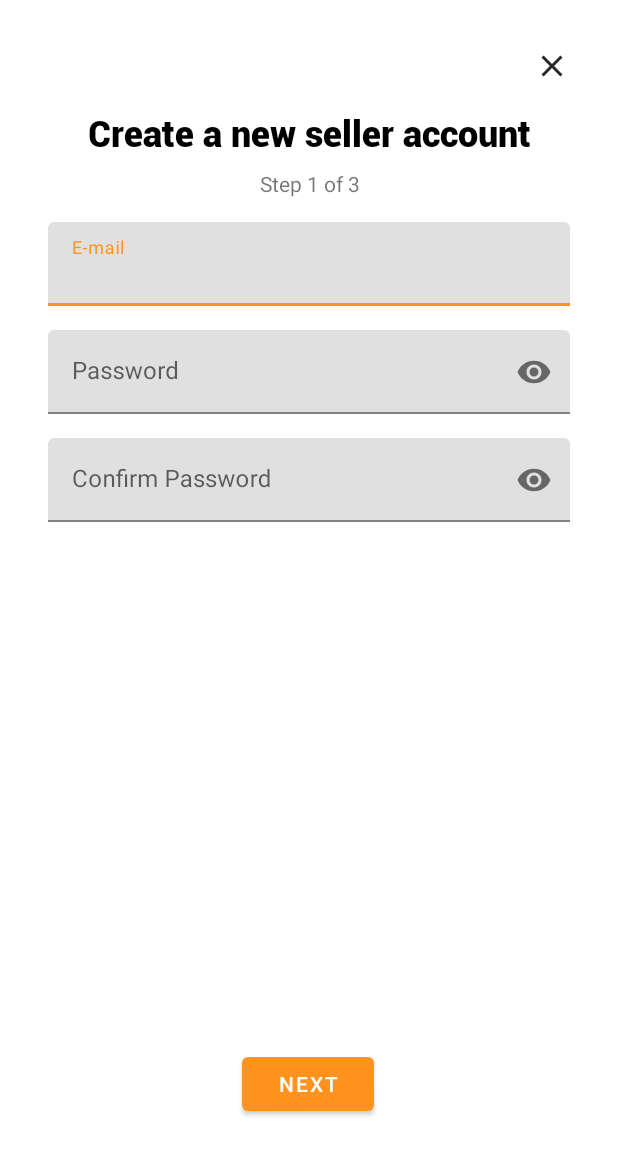
After one commit to devArthur4718/ShoppingCart, an Android app: the RegisterSeller screen opened directly, with no data from a screen before it, on a phone screen of 412 x 824 dp. The commit adds this screen. Shown: the top 1155 px of the screen. Run offline under Robolectric (Android 15) with nearby library versions, the phone set to English and light mode, and no system bars; our stand-ins replace data binding.

Commit message:
New seller account.

```diff
--- a/app/src/main/AndroidManifest.xml
+++ b/app/src/main/AndroidManifest.xml
@@ -14,7 +14,9 @@
         android:roundIcon="@mipmap/ic_launcher_round"
         android:supportsRtl="true"
         android:theme="@style/AppTheme">
-        <activity android:name=".ui.recover.RecoverAccountActivity"></activity>
+        <activity android:name=".ui.register.BusinessContactActivity"></activity>
+        <activity android:name=".ui.register.RegisterSeller" />
+        <activity android:name=".ui.recover.RecoverAccountActivity" />
         <activity
             android:name=".ui.register.RegisterActivity"
             android:parentActivityName=".ui.login.LoginActivity" />
--- /dev/null
+++ b/app/src/main/java/com/devarthur4718/mvp/ui/register/RegisterSeller.kt
@@ -0,0 +1,25 @@
+package com.devarthur4718.mvp.ui.register
+
+import androidx.appcompat.app.AppCompatActivity
+import android.os.Bundle
+import androidx.databinding.DataBindingUtil
+import com.devarthur4718.mvp.R
+import com.devarthur4718.mvp.databinding.ActivityRegisterSellerBinding
+
+class RegisterSeller : AppCompatActivity() {
+
+    private lateinit var binding : ActivityRegisterSellerBinding
+
+    override fun onCreate(savedInstanceState: Bundle?) {
+        super.onCreate(savedInstanceState)
+        binding = DataBindingUtil.setContentView(this, R.layout.activity_register_seller)
+        initAction()
+    }
+
+    private fun initAction() {
+        binding.buttonNext.setOnClickListener {
+
+        }
+
+    }
+}
--- /dev/null
+++ b/app/src/main/java/com/devarthur4718/mvp/ui/register/RegisterSellerViewModel.kt
@@ -0,0 +1,6 @@
+package com.devarthur4718.mvp.ui.register
+
+import androidx.lifecycle.ViewModel
+
+class RegisterSellerViewModel  : ViewModel(){
+}
--- a/app/src/main/java/com/devarthur4718/mvp/ui/register/RegisterViewModel.kt
+++ b/app/src/main/java/com/devarthur4718/mvp/ui/register/RegisterViewModel.kt
@@ -4,7 +4,6 @@ import android.util.Log
 import androidx.lifecycle.LiveData
 import androidx.lifecycle.MutableLiveData
 import androidx.lifecycle.ViewModel
-import com.devarthur4718.mvp.R
 import com.devarthur4718.mvp.repository.LoginRepository
 import com.google.firebase.auth.FirebaseAuthUserCollisionException
 
--- /dev/null
+++ b/app/src/main/res/layout/activity_register_seller.xml
@@ -0,0 +1,116 @@
+<?xml version="1.0" encoding="utf-8"?>
+<layout xmlns:android="http://schemas.android.com/apk/res/android"
+    xmlns:app="http://schemas.android.com/apk/res-auto"
+    xmlns:tools="http://schemas.android.com/tools">
+
+    <data>
+
+    </data>
+
+    <androidx.constraintlayout.widget.ConstraintLayout
+        android:layout_width="match_parent"
+        android:layout_height="match_parent"
+        tools:context=".ui.register.RegisterSeller">
+
+        <TextView
+            android:id="@+id/textView3"
+            android:layout_width="wrap_content"
+            android:layout_height="wrap_content"
+            android:layout_marginTop="16dp"
+            android:fontFamily="@font/roboto_black"
+            android:text="@string/create_a_new_seller_account"
+            android:textColor="@android:color/black"
+            android:textSize="24sp"
+            app:layout_constraintEnd_toEndOf="parent"
+            app:layout_constraintStart_toStartOf="parent"
+            app:layout_constraintTop_toBottomOf="@+id/imageView3" />
+
+        <com.google.android.material.textfield.TextInputLayout
+            android:id="@+id/inputNewEmail"
+            android:layout_width="0dp"
+            android:layout_height="wrap_content"
+            android:layout_marginStart="32dp"
+            android:layout_marginTop="16dp"
+            android:layout_marginEnd="32dp"
+            app:layout_constraintEnd_toEndOf="parent"
+            app:layout_constraintStart_toStartOf="parent"
+            app:layout_constraintTop_toBottomOf="@+id/textView4">
+
+            <com.google.android.material.textfield.TextInputEditText
+                android:layout_width="match_parent"
+                android:layout_height="wrap_content"
+                android:enabled="true"
+                android:hint="@string/username"
+                android:inputType="textEmailAddress" />
+        </com.google.android.material.textfield.TextInputLayout>
+
+        <ImageView
+            android:id="@+id/imageView3"
+            android:layout_width="wrap_content"
+            android:layout_height="wrap_content"
+            android:layout_marginTop="32dp"
+            android:layout_marginEnd="32dp"
+            app:layout_constraintEnd_toEndOf="parent"
+            app:layout_constraintTop_toTopOf="parent"
+            app:srcCompat="@drawable/ic_close_black_24dp" />
+
+        <com.google.android.material.textfield.TextInputLayout
+            android:id="@+id/inputNewPassword"
+            android:layout_width="0dp"
+            android:layout_height="wrap_content"
+            android:layout_marginTop="16dp"
+            app:layout_constraintEnd_toEndOf="@+id/inputNewEmail"
+            app:layout_constraintStart_toStartOf="@+id/inputNewEmail"
+            app:layout_constraintTop_toBottomOf="@+id/inputNewEmail"
+            app:passwordToggleEnabled="true">
+
+            <com.google.android.material.textfield.TextInputEditText
+                android:layout_width="match_parent"
+                android:layout_height="wrap_content"
+                android:enabled="true"
+                android:hint="@string/password"
+                android:inputType="textPassword" />
+        </com.google.android.material.textfield.TextInputLayout>
+
+        <com.google.android.material.textfield.TextInputLayout
+            android:id="@+id/inputRecoverPassword"
+            android:layout_width="0dp"
+            android:layout_height="wrap_content"
+            android:layout_marginTop="16dp"
+            app:layout_constraintEnd_toEndOf="@+id/inputNewPassword"
+            app:layout_constraintStart_toStartOf="@+id/inputNewPassword"
+            app:layout_constraintTop_toBottomOf="@+id/inputNewPassword"
+            app:passwordToggleEnabled="true">
+
+            <com.google.android.material.textfield.TextInputEditText
+                android:layout_width="match_parent"
+                android:layout_height="wrap_content"
+                android:enabled="true"
+                android:hint="@string/confirm_password"
+                android:inputType="textPassword" />
+        </com.google.android.material.textfield.TextInputLayout>
+
+        <TextView
+            android:id="@+id/textView4"
+            android:layout_width="wrap_content"
+            android:layout_height="wrap_content"
+            android:layout_marginTop="8dp"
+            android:text="@string/step_1_of_3"
+            app:layout_constraintEnd_toEndOf="@+id/textView3"
+            app:layout_constraintStart_toStartOf="@+id/textView3"
+            app:layout_constraintTop_toBottomOf="@+id/textView3" />
+
+        <Button
+            android:id="@+id/buttonNext"
+            android:layout_width="wrap_content"
+            android:layout_height="wrap_content"
+            android:text="@string/next"
+            app:layout_constraintBottom_toBottomOf="parent"
+            app:layout_constraintEnd_toEndOf="parent"
+            app:layout_constraintHorizontal_bias="0.498"
+            app:layout_constraintStart_toStartOf="parent"
+            app:layout_constraintTop_toBottomOf="@+id/inputRecoverPassword"
+            app:layout_constraintVertical_bias="0.82" />
+
+    </androidx.constraintlayout.widget.ConstraintLayout>
+</layout>
--- a/app/src/main/res/values/strings.xml
+++ b/app/src/main/res/values/strings.xml
@@ -45,4 +45,10 @@
     <string name="title_create">Create new account</string>
     <string name="buyer_text">Buyer</string>
     <string name="seller_text">Seller</string>
+    <string name="create_a_new_seller_account">Create a new seller account</string>
+    <string name="confirm_password">Confirm Password</string>
+    <string name="step_1_of_3">Step 1 of 3</string>
+    <string name="next">Next</string>
+    <string name="business_contact">Business contact</string>
+    <string name="step_2_of_3">Step 2 of 3</string>
 </resources>
```
Also changed, not shown: app/src/main/java/com/devarthur4718/mvp/ui/login/LoginActivity.kt (+12 -3 lines), app/src/main/java/com/devarthur4718/mvp/ui/register/BusinessContactActivity.kt (added, +13 -0 lines), app/src/main/res/layout/activity_business_contact.xml (added, +49 -0 lines).
